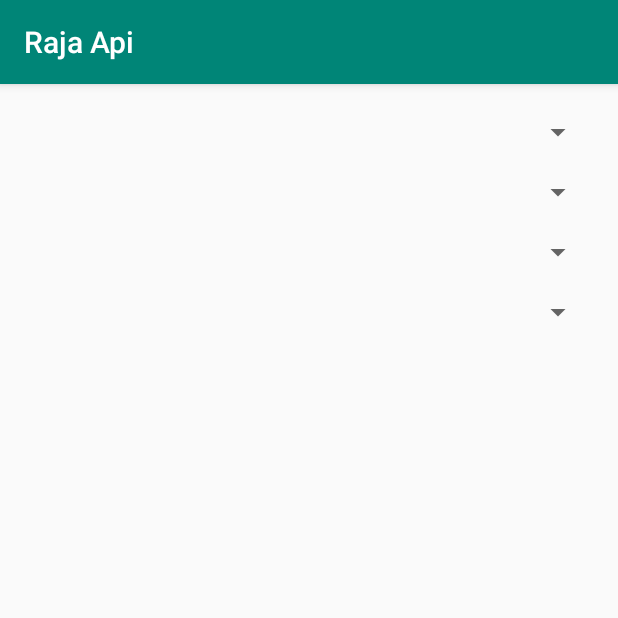
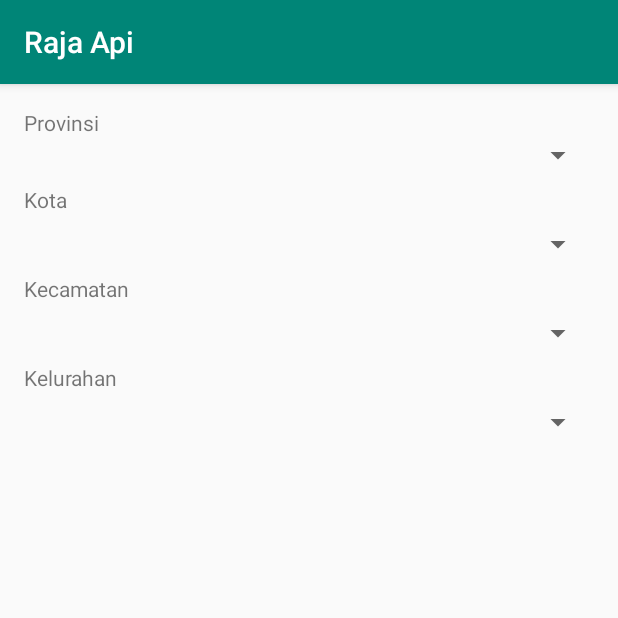
Before and after one commit to addeeandra/androidlib-raja-api, an Android app: the screen it shows after launch (MainActivity), on a phone screen of 412 x 824 dp, the top half of it. Run offline under Robolectric (Android 15) with nearby library versions, the phone set to English and light mode, and no system bars; libraries missing offline, so code that uses them is left out: kotlinx.coroutines.experimental; 1 statement that could not run was skipped.

Commit message:
add label on demo layout

```diff
--- a/app/src/main/res/layout/activity_main.xml
+++ b/app/src/main/res/layout/activity_main.xml
@@ -7,31 +7,54 @@
     android:padding="16dp"
     tools:context=".MainActivity">
 
+    <TextView
+        android:layout_width="wrap_content"
+        android:layout_height="wrap_content"
+        android:text="Provinsi" />
+
     <Spinner
         android:id="@+id/sp_province"
         android:layout_width="match_parent"
         android:layout_height="wrap_content"
-        android:padding="16dp" />
+        android:padding="8dp" />
+
+    <TextView
+        android:layout_width="wrap_content"
+        android:layout_height="wrap_content"
+        android:layout_marginTop="8dp"
+        android:text="Kota" />
 
     <Spinner
         android:id="@+id/sp_city"
         android:layout_width="match_parent"
         android:layout_height="wrap_content"
         android:layout_marginTop="8dp"
-        android:padding="16dp" />
+        android:padding="8dp" />
+
+    <TextView
+        android:layout_width="wrap_content"
+        android:layout_height="wrap_content"
+        android:layout_marginTop="8dp"
+        android:text="Kecamatan" />
 
     <Spinner
         android:id="@+id/sp_district"
         android:layout_width="match_parent"
         android:layout_height="wrap_content"
         android:layout_marginTop="8dp"
-        android:padding="16dp" />
+        android:padding="8dp" />
+
+    <TextView
+        android:layout_width="wrap_content"
+        android:layout_height="wrap_content"
+        android:layout_marginTop="8dp"
+        android:text="Kelurahan" />
 
     <Spinner
         android:id="@+id/sp_village"
         android:layout_width="match_parent"
         android:layout_height="wrap_content"
         android:layout_marginTop="8dp"
-        android:padding="16dp" />
+        android:padding="8dp" />
 
 </LinearLayout>
```
